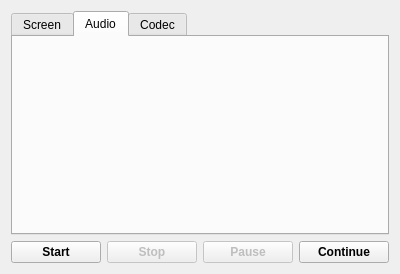
vkohaupt/vokoscreenNG, file mainwindow.ui: the form before one commit.
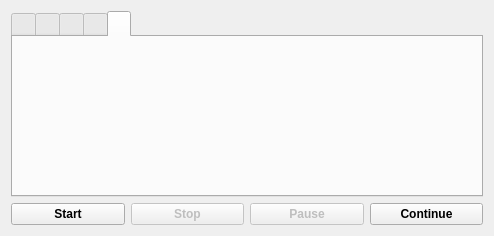
The form after the commit. The open tabs and pages were chosen to show the change.

The edit to the form file:
```diff
--- a/mainwindow.ui
+++ b/mainwindow.ui
@@ -6,8 +6,8 @@
    <rect>
     <x>0</x>
     <y>0</y>
-    <width>400</width>
-    <height>274</height>
+    <width>494</width>
+    <height>236</height>
    </rect>
   </property>
   <property name="windowTitle">
@@ -20,9 +20,15 @@
       <property name="currentIndex">
        <number>2</number>
       </property>
-      <widget class="QWidget" name="tab">
+      <property name="iconSize">
+       <size>
+        <width>48</width>
+        <height>48</height>
+       </size>
+      </property>
+      <widget class="QWidget" name="tabScreen">
        <attribute name="title">
-        <string>Screen</string>
+        <string notr="true"/>
        </attribute>
        <layout class="QHBoxLayout" name="horizontalLayout_2">
         <item>
@@ -71,14 +77,14 @@
         </item>
        </layout>
       </widget>
-      <widget class="QWidget" name="tab_2">
+      <widget class="QWidget" name="tabAudio">
        <attribute name="title">
-        <string>Audio</string>
+        <string notr="true"/>
        </attribute>
       </widget>
       <widget class="QWidget" name="tab_3">
        <attribute name="title">
-        <string>Codec</string>
+        <string notr="true"/>
        </attribute>
        <layout class="QVBoxLayout" name="verticalLayout_2">
         <item>
@@ -144,6 +150,16 @@
         </item>
        </layout>
       </widget>
+      <widget class="QWidget" name="tab">
+       <attribute name="title">
+        <string notr="true"/>
+       </attribute>
+      </widget>
+      <widget class="QWidget" name="tab_2">
+       <attribute name="title">
+        <string notr="true"/>
+       </attribute>
+      </widget>
      </widget>
     </item>
     <item>
```
Left out of the diff: 4 changed lines with no effect on the pictures.
